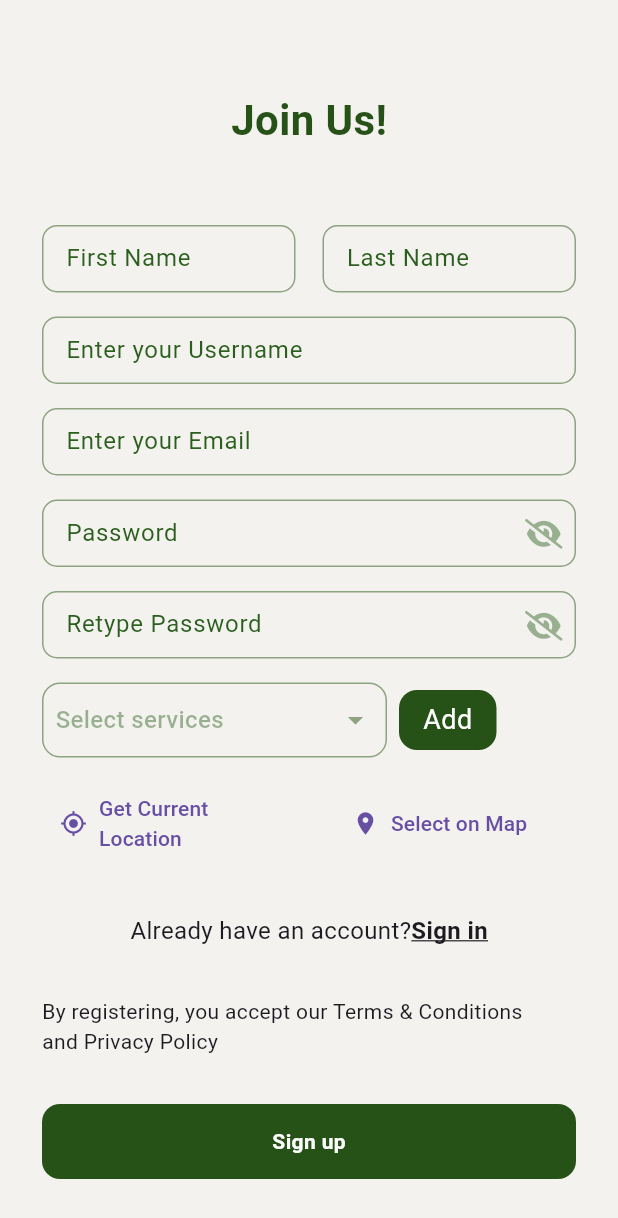
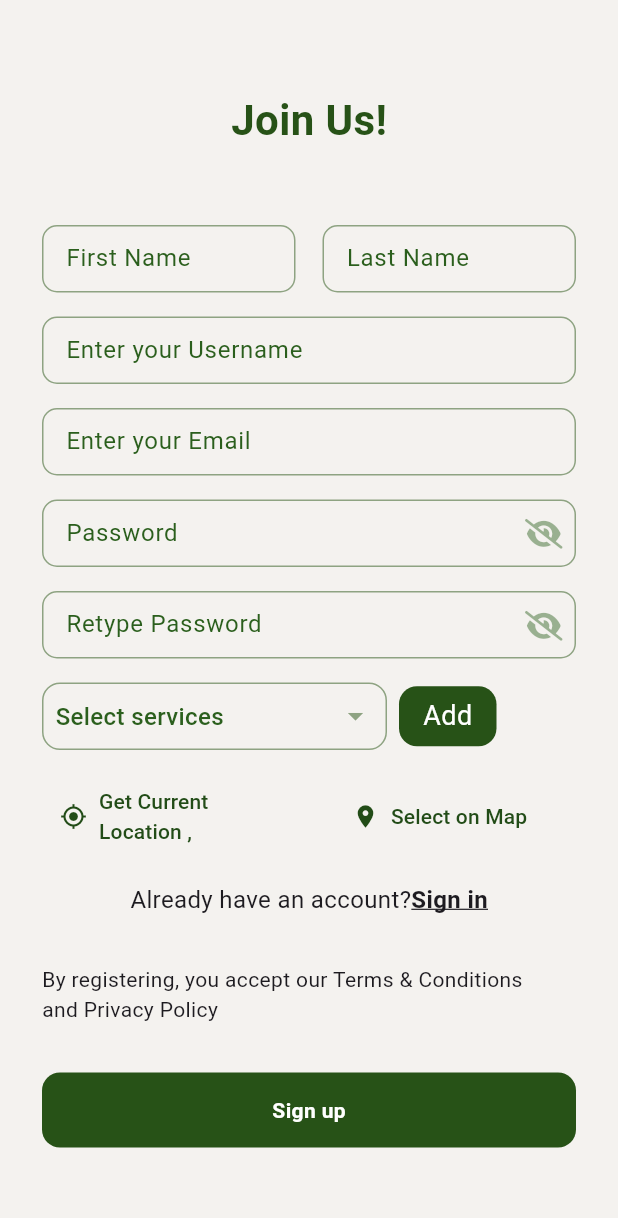
Before and after one commit to MohamedMagdy2810/Roadside-assitance, a Flutter app: the service_provider_page screen opened by its route, on a phone screen of 412 x 824 dp. Shown: the top 1218 px of the screen. Run offline on Flutter 3.47's test engine with Material 3 defaults, Android fonts, the phone set to English and light mode, and no system bars; drawn by our look-alikes of modal_progress_hud_nsn; our stand-ins replace flutter_bloc, font_awesome_flutter, geolocator, google_maps_flutter, introduction_screen, shared_preferences; accounts and stored records are empty.

Commit message:
edit some widgets in service provider sign up screen

```diff
--- a/lib/views/services_page.dart
+++ b/lib/views/services_page.dart
@@ -150,7 +150,7 @@ class ServivesView extends StatelessWidget {
           SliverToBoxAdapter(
             child: Padding(
               padding: const EdgeInsets.only(right: 90.0,left: 24),
-              child: CustomTextField(hintText: '+ enter service type'),
+              child: CustomTextField(hintText: '+ Enter service type'),
             ),
           ),
         ],
--- a/lib/views/servive_provider_signup.dart
+++ b/lib/views/servive_provider_signup.dart
@@ -248,7 +248,7 @@ class _service_provider_pageState extends State<service_provider_page> {
                   location(),
                   // CustomDropdown(),
                   const SizedBox(
-                    height: 32,
+                    height: 16,
                   ),
                   Row(
                     mainAxisAlignment: MainAxisAlignment.center,
--- a/lib/widgets/drop_down_menu_services.dart
+++ b/lib/widgets/drop_down_menu_services.dart
@@ -50,7 +50,7 @@ class _custom_drop_down_menuState extends State<custom_drop_down_menu> {
             children: [
 
               Container(
-                height: 50,
+                height: 45,
                 width: 230,
                 padding: EdgeInsets.symmetric(horizontal: 8, vertical: 8),
                 decoration: BoxDecoration(
@@ -64,7 +64,7 @@ class _custom_drop_down_menuState extends State<custom_drop_down_menu> {
                       _selectedServices.isEmpty
                           ? 'Select services'
                           : _selectedServices.join(', '),
-                      style: TextStyle(color:const Color(0xff2B5F1D).withOpacity(.45),fontSize: 16,fontWeight: FontWeight.w500),
+                      style: TextStyle(color: Color(0xff2B5F1D),fontSize: 16,fontWeight: FontWeight.w500),
                     ),
                     Icon(Icons.arrow_drop_down,color: KprimaryColor,size: 24,),
                   ],
--- a/lib/widgets/location.dart
+++ b/lib/widgets/location.dart
@@ -50,9 +50,9 @@ class _locationState extends State<location> {
             onPressed: () {
               getCurrentLocation();
             },
-            icon: Icon(Icons.my_location),
+            icon: Icon(Icons.my_location,color: Color(0xff224C17)),
             label: Text(
-              'Get Current Location '),
+              'Get Current Location ,',style: TextStyle(color: Color(0xff224C17)),),
           ),
         ),
         Expanded(
@@ -65,8 +65,8 @@ class _locationState extends State<location> {
                   ),
               );
             },
-            icon: Icon(Icons.location_on),
-            label: Text('Select on Map'),
+            icon: Icon(Icons.location_on,color: Color(0xff224C17)),
+            label: Text('Select on Map',style:  TextStyle(color: Color(0xff224C17)),),
           ),
         ),
       ],
```
